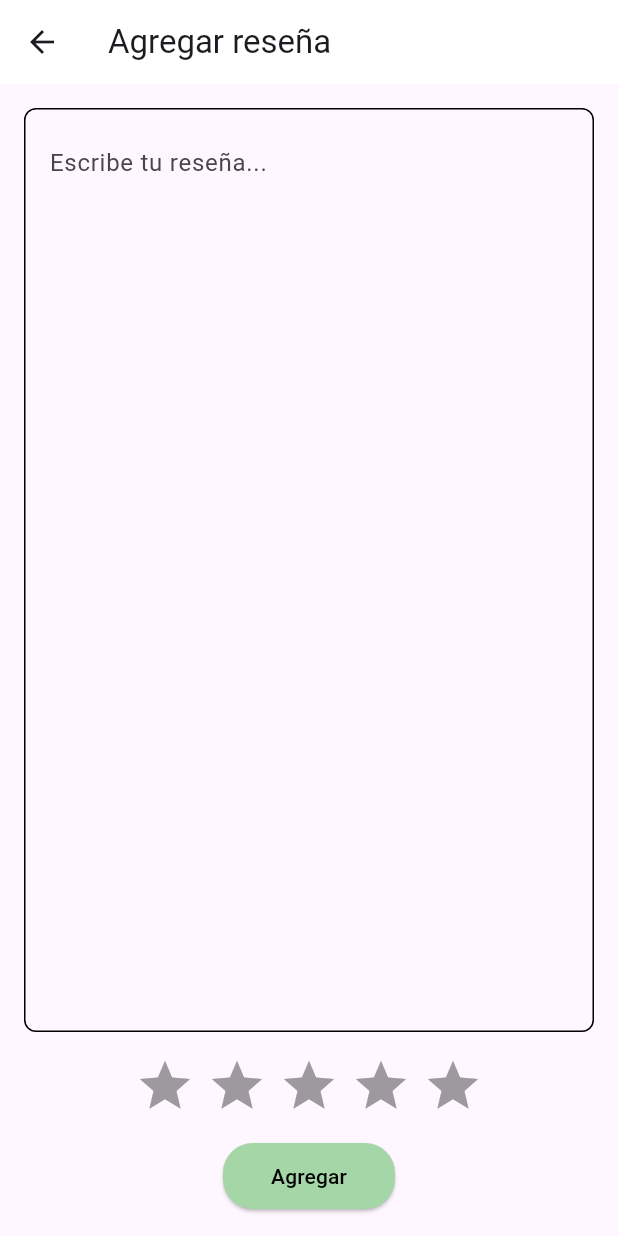
After one commit to G25-Constr-Aplic-Moviles/flutter-app, a Flutter app: the screen it shows after launch, after a tap on "Agregar Reseña", on a phone screen of 412 x 824 dp. The commit adds this screen. Run offline on Flutter 3.47's test engine with Material 3 defaults, Android fonts, the phone set to English and light mode, and no system bars; drawn by our look-alikes of flutter_rating_bar; our stand-ins replace cloud_firestore, google_maps_flutter; accounts and stored records are empty.

Commit message:
Review and Experience Views+1st map implementation
interactable but non functional views for add review and add experience

map implemented but cant be tested due to my device's problems

```diff
--- /dev/null
+++ b/lib/add_review_view.dart
@@ -0,0 +1,85 @@
+import 'package:flutter/material.dart';
+import 'package:flutter_rating_bar/flutter_rating_bar.dart';
+
+class AddReviewScreen extends StatefulWidget {
+  @override
+  _AddReviewScreenState createState() => _AddReviewScreenState();
+}
+
+class _AddReviewScreenState extends State<AddReviewScreen> {
+  double _rating = 0.0;
+
+  @override
+  Widget build(BuildContext context) {
+    return Scaffold(
+      appBar: AppBar(
+        leading: IconButton(
+          icon: Icon(Icons.arrow_back),
+          onPressed: () {
+            Navigator.pop(context); // Navigate back to the previous screen
+          },
+        ),
+        title: Text('Agregar reseña'),
+        backgroundColor: Colors.white,
+        elevation: 0,
+      ),
+      body: Padding(
+        padding: const EdgeInsets.all(16.0),
+        child: Column(
+          children: [
+            Expanded(
+              child: Container(
+                padding: EdgeInsets.all(16.0),
+                decoration: BoxDecoration(
+                  border: Border.all(color: Colors.black),
+                  borderRadius: BorderRadius.circular(8.0),
+                ),
+                child: TextField(
+                  maxLines: null,
+                  expands: true,
+                  decoration: InputDecoration(
+                    hintText: 'Escribe tu reseña...',
+                    border: InputBorder.none,
+                  ),
+                ),
+              ),
+            ),
+            SizedBox(height: 16),
+            RatingBar.builder(
+              initialRating: 0,
+              minRating: 1,
+              direction: Axis.horizontal,
+              allowHalfRating: true,
+              itemCount: 5,
+              itemPadding: EdgeInsets.symmetric(horizontal: 4.0),
+              itemBuilder: (context, _) => Icon(
+                Icons.star,
+                color: Colors.amber,
+              ),
+              onRatingUpdate: (rating) {
+                setState(() {
+                  _rating = rating;
+                });
+              },
+            ),
+            SizedBox(height: 16),
+            ElevatedButton(
+              onPressed: () {
+                // Handle add review action
+                print('Rating: $_rating');
+              },
+              style: ElevatedButton.styleFrom(
+                backgroundColor: Colors.green.shade200,
+                padding: EdgeInsets.symmetric(horizontal: 32, vertical: 12),
+                shape: RoundedRectangleBorder(
+                  borderRadius: BorderRadius.circular(20),
+                ),
+              ),
+              child: Text('Agregar', style: TextStyle(color: Colors.black)),
+            ),
+          ],
+        ),
+      ),
+    );
+  }
+}
--- a/lib/main.dart
+++ b/lib/main.dart
@@ -1,5 +1,7 @@
 import 'package:flutter/material.dart';
-import 'views/login.view.dart';
+import 'add_experience_view.dart';
+import 'add_review_view.dart';
+import 'map_view.dart';
 
 void main() {
   runApp(MyApp());
@@ -9,82 +11,78 @@ class MyApp extends StatelessWidget {
   @override
   Widget build(BuildContext context) {
     return MaterialApp(
-      home: LoginView(),
+      title: 'Restaurant Finder',
+      theme: ThemeData(
+        primarySwatch: Colors.red,
+      ),
+      home: HomeScreen(),
     );
   }
 }
 
-class ArrozDeLomoScreen extends StatelessWidget {
+class HomeScreen extends StatelessWidget {
   @override
   Widget build(BuildContext context) {
     return Scaffold(
       appBar: AppBar(
-        leading: IconButton(
-          icon: Icon(Icons.arrow_back),
-          onPressed: () {
-            // Handle back navigation
-          },
-        ),
+        title: Text('Placeholder Test Main Screen'),
+        centerTitle: true,
         backgroundColor: Colors.white,
         elevation: 0,
       ),
-      body: SingleChildScrollView(
-        padding: EdgeInsets.all(16.0),
+      body: Center(
         child: Column(
-          crossAxisAlignment: CrossAxisAlignment.start,
+          mainAxisAlignment: MainAxisAlignment.center,
           children: [
-            Center(
-              child: ClipRRect(
-                borderRadius: BorderRadius.circular(8.0),
-                child: Image.asset(
-                  'assets/arroz_lomo.jpg', // Replace with your image asset path or use Image.network for network image
-                  width: double.infinity,
-                  height: 200,
-                  fit: BoxFit.cover,
+            ElevatedButton(
+              onPressed: () {
+                // Navegar a la pantalla del mapa
+                Navigator.push(
+                  context,
+                  MaterialPageRoute(builder: (context) => MapScreen()),
+                );
+              },
+              style: ElevatedButton.styleFrom(
+                padding: EdgeInsets.symmetric(horizontal: 32, vertical: 16),
+                shape: RoundedRectangleBorder(
+                  borderRadius: BorderRadius.circular(8),
                 ),
               ),
+              child: Text('Ver Restaurantes Cercanos'),
             ),
             SizedBox(height: 16),
-            Text(
-              'Arroz de lomo',
-              style: TextStyle(fontSize: 24, fontWeight: FontWeight.bold),
-            ),
-            SizedBox(height: 8),
-            Text(
-              '\$21.000',
-              style: TextStyle(fontSize: 20, color: Colors.grey[700]),
+            ElevatedButton(
+              onPressed: () {
+                // Navegar a la pantalla para agregar una experiencia
+                Navigator.push(
+                  context,
+                  MaterialPageRoute(builder: (context) => AddExperienceScreen()),
+                );
+              },
+              style: ElevatedButton.styleFrom(
+                padding: EdgeInsets.symmetric(horizontal: 32, vertical: 16),
+                shape: RoundedRectangleBorder(
+                  borderRadius: BorderRadius.circular(8),
+                ),
+              ),
+              child: Text('Agregar Experiencia'),
             ),
             SizedBox(height: 16),
-            Text(
-              'Un plato clásico elevado a nuevas alturas. Arroz jazmín perfectamente cocido, impregnado con un caldo de carne rico y sabroso, acompañado de jugosos trozos de lomo de res salteados al punto perfecto. Se combina con pimientos asados, cebolla caramelizada y un toque de ajo para un sabor profundo y envolvente.',
-              style: TextStyle(fontSize: 16),
-            ),
-            SizedBox(height: 24),
-            Text(
-              'Experiencias',
-              style: TextStyle(fontSize: 20, fontWeight: FontWeight.bold),
-            ),
-            SizedBox(height: 8),
-            Container(
-              padding: EdgeInsets.all(16),
-              decoration: BoxDecoration(
-                border: Border.all(color: Colors.grey),
-                borderRadius: BorderRadius.circular(8),
+            ElevatedButton(
+              onPressed: () {
+                // Navegar a la pantalla para agregar una reseña
+                Navigator.push(
+                  context,
+                  MaterialPageRoute(builder: (context) => AddReviewScreen()),
+                );
+              },
+              style: ElevatedButton.styleFrom(
+                padding: EdgeInsets.symmetric(horizontal: 32, vertical: 16),
+                shape: RoundedRectangleBorder(
+                  borderRadius: BorderRadius.circular(8),
+                ),
               ),
-              child: Text(
-                'El Arroz de Lomo fue una delicia total. Cada bocado estaba lleno de sabor, con el lomo tierno y jugoso que se deshacía en la boca. La mezcla de pimientos y cebolla le da un toque dulce y ahumado que equilibra perfectamente con el arroz esponjoso. Además, la salsa de soya y jengibre es el complemento ideal, agregando una capa extra de sabor que lo hace irresistible. Sin duda, este plato se ha convertido en uno de mis favoritos; ¡Altamente recomendado!',
-                style: TextStyle(fontSize: 16),
-              ),
-            ),
-            SizedBox(height: 16),
-            Center(
-              child: IconButton(
-                icon: Icon(Icons.add_circle_outline),
-                iconSize: 40,
-                onPressed: () {
-                  // Handle button press
-                },
-              ),
+              child: Text('Agregar Reseña'),
             ),
           ],
         ),
--- a/pubspec.yaml
+++ b/pubspec.yaml
@@ -46,6 +46,11 @@ dev_dependencies:
   # package. See that file for information about deactivating specific lint
   # rules and activating additional ones.
   flutter_lints: ^4.0.0
+  flutter_rating_bar: ^4.0.0
+  google_maps_flutter: ^2.2.2
+  firebase_core: ^2.4.0
+  cloud_firestore: ^4.5.0
+  http: ^1.2.2
 
 # For information on the generic Dart part of this file, see the
 # following page: https://dart.dev/tools/pub/pubspec
```
Also changed, not shown: lib/add_experience_view.dart (added, +58 -0 lines), lib/map_view.dart (added, +90 -0 lines), pubspec.lock, 4 other files.
